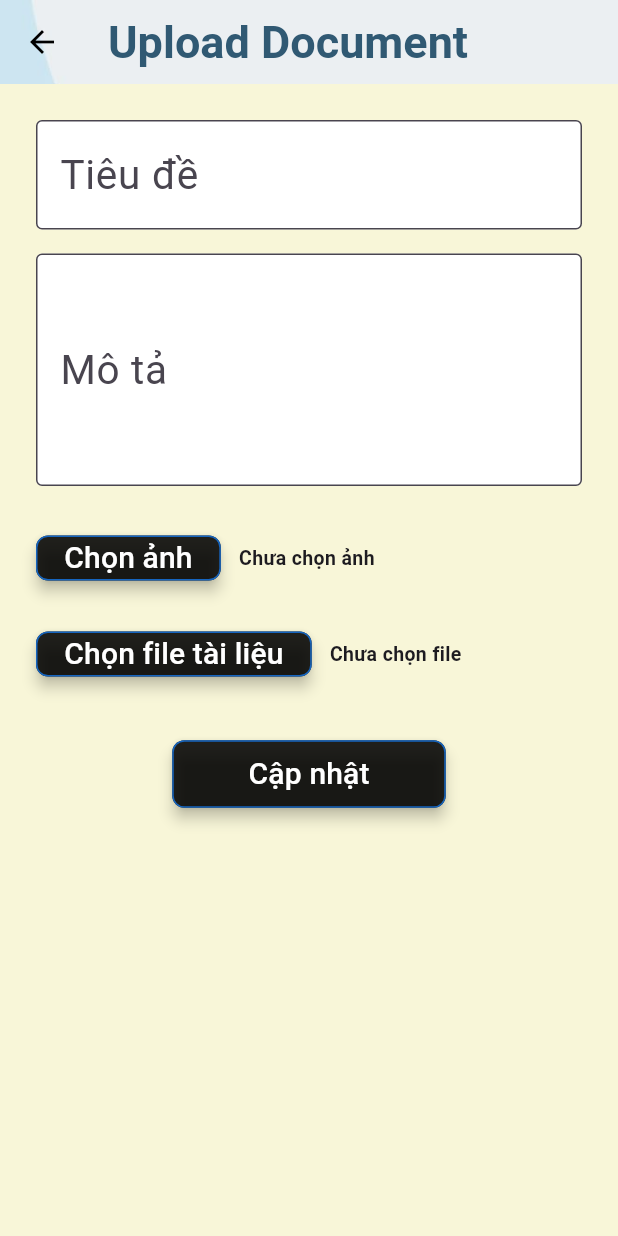
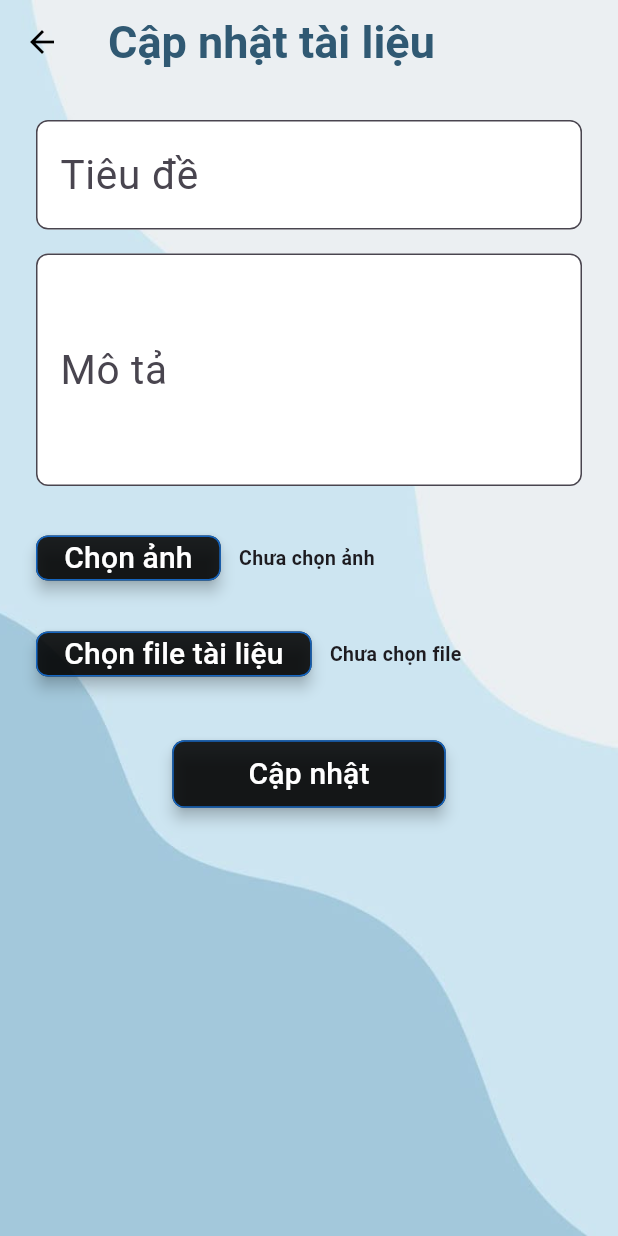
Before and after one commit to voduy112/Groupify_MobileApp, a Flutter app: the EditDocumentScreen screen opened directly, on a phone screen of 412 x 824 dp. Run offline on Flutter 3.47's test engine with Material 3 defaults, Android fonts, the phone set to English and light mode, and no system bars; drawn by our look-alikes of overlay_support; our stand-ins replace cached_network_image, carousel_slider, convex_bottom_bar, device_info_plus, dio, file_picker and 11 more; missing offline and left inert: flutter_pdfview; accounts and stored records are empty; Roboto replaces fonts that are missing (Dongle); statements that could not run were skipped.

Commit message:
Sua loi ung dung lan 1

```diff
--- a/app/lib/features/profile/views/edit_document_screen.dart
+++ b/app/lib/features/profile/views/edit_document_screen.dart
@@ -6,6 +6,8 @@ import 'package:image_picker/image_picker.dart';
 import 'dart:io';
 import 'package:provider/provider.dart';
 import '../../../features/document_share/providers/document_share_provider.dart';
+import '../../../core/widgets/custom_text_form_field.dart';
+import '../../../core/utils/validate.dart';
 
 class EditDocumentScreen extends StatefulWidget {
   const EditDocumentScreen({super.key});
@@ -76,21 +78,23 @@ class _EditDocumentScreenState extends State<EditDocumentScreen> {
     setState(() {
       isUpdating = true;
     });
+
     final provider = Provider.of<DocumentShareProvider>(context, listen: false);
     await provider.updateDocument(
       doc!.id!,
-      _titleController.text,
-      _descriptionController.text,
+      Validate.normalizeText(_titleController.text),
+      Validate.normalizeText(_descriptionController.text),
       imageFile,
       mainFile,
       userId: doc!.uploaderId,
     );
+
     if (mounted) {
       setState(() {
         isUpdating = false;
       });
       ScaffoldMessenger.of(context).showSnackBar(
-        SnackBar(content: Text('Cập nhật tài liệu thành công!')),
+        const SnackBar(content: Text('Cập nhật tài liệu thành công!')),
       );
       Navigator.pop(context);
     }
@@ -100,34 +104,59 @@ class _EditDocumentScreenState extends State<EditDocumentScreen> {
   Widget build(BuildContext context) {
     return Scaffold(
       appBar: AppBar(
-        title: const Text('Upload Document'),
-        leading: BackButton(),
+        title: const Text('Cập nhật tài liệu'),
+        leading: const BackButton(),
       ),
       body: Container(
-        color: const Color(0xFFF8F6D8),
         padding: const EdgeInsets.symmetric(horizontal: 24, vertical: 16),
         child: Form(
           key: _formKey,
           child: ListView(
             children: [
               const SizedBox(height: 8),
-              TextFormField(
-                controller: _titleController,
-                decoration: InputDecoration(
-                  labelText: 'Tiêu đề',
-                  border: OutlineInputBorder(),
-                ),
+
+              // Tiêu đề
+              CustomTextFormField(
+                label: 'Tiêu đề',
+                initialValue: _titleController.text,
+                onChanged: (value) {
+                  final normalized = Validate.normalizeText(value);
+                  _titleController.value = TextEditingValue(
+                    text: normalized,
+                    selection:
+                        TextSelection.collapsed(offset: normalized.length),
+                  );
+                },
+                onSaved: (value) =>
+                    _titleController.text = Validate.normalizeText(value ?? ''),
+                validator: (value) =>
+                    Validate.notEmpty(value, fieldName: 'Tiêu đề'),
               ),
+
               const SizedBox(height: 16),
-              TextFormField(
-                controller: _descriptionController,
-                decoration: InputDecoration(
-                  labelText: 'Mô tả',
-                  border: OutlineInputBorder(),
-                ),
+
+              // Mô tả
+              CustomTextFormField(
+                label: 'Mô tả',
+                initialValue: _descriptionController.text,
                 maxLines: 3,
+                onChanged: (value) {
+                  final normalized = Validate.normalizeText(value);
+                  _descriptionController.value = TextEditingValue(
+                    text: normalized,
+                    selection:
+                        TextSelection.collapsed(offset: normalized.length),
+                  );
+                },
+                onSaved: (value) => _descriptionController.text =
+                    Validate.normalizeText(value ?? ''),
+                validator: (value) =>
+                    Validate.notEmpty(value, fieldName: 'Mô tả'),
               ),
+
               const SizedBox(height: 24),
+
+              // Chọn ảnh
               Row(
                 children: [
                   ElevatedButton(
@@ -168,11 +197,14 @@ class _EditDocumentScreenState extends State<EditDocumentScreen> {
                                   height: 40,
                                   fit: BoxFit.cover,
                                 )
-                              : SizedBox.shrink(),
+                              : const SizedBox.shrink(),
                     ),
                 ],
               ),
+
               const SizedBox(height: 16),
+
+              // Chọn file tài liệu
               Row(
                 children: [
                   ElevatedButton(
@@ -198,11 +230,14 @@ class _EditDocumentScreenState extends State<EditDocumentScreen> {
                   ),
                 ],
               ),
+
               const SizedBox(height: 32),
+
+              // Nút cập nhật
               Center(
                 child: ElevatedButton(
                   onPressed: isUpdating
-                      ? null // Disable button khi đang loading
+                      ? null
                       : () {
                           if (_formKey.currentState!.validate()) {
                             _formKey.currentState!.save();
@@ -220,7 +255,7 @@ class _EditDocumentScreenState extends State<EditDocumentScreen> {
                     child: isUpdating
                         ? Row(
                             mainAxisSize: MainAxisSize.min,
-                            children: [
+                            children: const [
                               SizedBox(
                                 width: 18,
                                 height: 18,
@@ -229,8 +264,8 @@ class _EditDocumentScreenState extends State<EditDocumentScreen> {
                                   strokeWidth: 2,
                                 ),
                               ),
-                              const SizedBox(width: 12),
-                              const Text('Đang cập nhật...'),
+                              SizedBox(width: 12),
+                              Text('Đang cập nhật...'),
                             ],
                           )
                         : const Text('Cập nhật'),
--- a/app/pubspec.yaml
+++ b/app/pubspec.yaml
@@ -61,6 +61,7 @@ dependencies:
   pinput: ^5.0.1
 
   shimmer: ^2.0.0
+  device_info_plus: ^11.5.0
   # flutter_keyboard_visibility: ^5.4.1
 
 dev_dependencies:
```
Also changed, not shown: app/lib/features/authentication/providers/auth_provider.dart (+22 -0 lines), app/lib/features/authentication/services/auth_service.dart (+26 -0 lines), app/lib/features/authentication/views/forgot_password_screen.dart (+25 -16 lines), app/lib/features/authentication/views/otp_verification_screen.dart (+21 -19 lines), app/lib/features/authentication/views/register_screen.dart (+6 -1 lines), app/lib/features/document/views/document_item.dart (+14 -5 lines), app/lib/features/document_share/views/upload_document_screen.dart (+32 -27 lines), app/lib/features/profile/widgets/edit_profile_screen.dart (+56 -52 lines), app/pubspec.lock, 8 other files.
